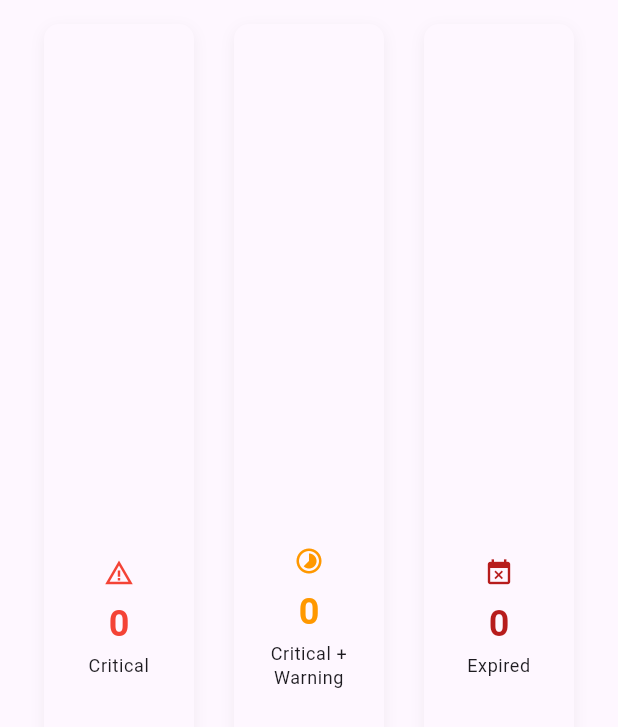
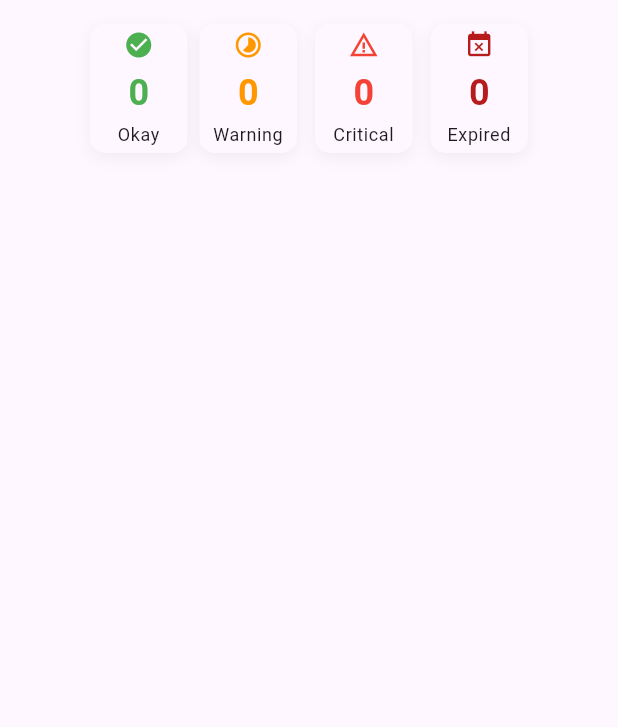
Before and after one commit to reuben-dutton/chocolate-counter, a Flutter app: the ExpirationSummaryMetrics widget shown alone on an empty page, opened directly with empty values, on a phone screen of 412 x 824 dp. Shown: the top 727 px of the screen. Run offline on Flutter 3.47's test engine with Material 3 defaults, Android fonts, the phone set to English and light mode, and no system bars; our stand-ins replace equatable, fl_chart, flutter_bloc, flutter_cache_manager, flutter_image_compress, font_awesome_flutter and 4 more; missing offline and left inert: compute; accounts and stored records are empty.

Commit message:
Expiration analytics update 4

```diff
--- a/lib/features/analytics/bloc/expiration_analytics_bloc.dart
+++ b/lib/features/analytics/bloc/expiration_analytics_bloc.dart
@@ -120,11 +120,13 @@ class ExpirationAnalyticsBloc extends Bloc<ExpirationAnalyticsEvent, ExpirationA
           thisMonthCount: 0,
           nextMonthCount: 0,
           beyondCount: 0,
+          expiredCount: 0,
           thisWeekItems: const [],
           nextWeekItems: const [],
           thisMonthItems: const [],
           nextMonthItems: const [],
           beyondItems: const [],
+          expiredItems: const [],
         );
 
         emit(ExpirationAnalyticsLoaded(
--- a/lib/features/analytics/models/expiration_analytics_data.dart
+++ b/lib/features/analytics/models/expiration_analytics_data.dart
@@ -5,12 +5,14 @@ class ExpirationAnalyticsData {
   final int thisMonthCount;
   final int nextMonthCount;
   final int beyondCount;
+  final int expiredCount;
 
   final List<Map<String, dynamic>> thisWeekItems;
   final List<Map<String, dynamic>> nextWeekItems;
   final List<Map<String, dynamic>> thisMonthItems;
   final List<Map<String, dynamic>> nextMonthItems;
   final List<Map<String, dynamic>> beyondItems;
+  final List<Map<String, dynamic>> expiredItems;
 
   ExpirationAnalyticsData({
     required this.thisWeekCount,
@@ -18,20 +20,23 @@ class ExpirationAnalyticsData {
     required this.thisMonthCount,
     required this.nextMonthCount,
     required this.beyondCount,
+    required this.expiredCount,
     required this.thisWeekItems,
     required this.nextWeekItems,
     required this.thisMonthItems,
     required this.nextMonthItems,
     required this.beyondItems,
+    required this.expiredItems,
   });
 
-  int get totalItemsCount => thisWeekCount + nextWeekCount + thisMonthCount + nextMonthCount + beyondCount;
+  int get totalItemsCount => expiredCount + thisWeekCount + nextWeekCount + thisMonthCount + nextMonthCount + beyondCount;
 
   int get criticalCount => thisWeekCount;
   int get warningCount => nextWeekCount;
 
   List<Map<String, dynamic>> get allItems {
     return [
+      ...expiredItems,
       ...thisWeekItems,
       ...nextWeekItems,
       ...thisMonthItems,
@@ -43,6 +48,13 @@ class ExpirationAnalyticsData {
   /// Get items with status tag for display purposes
   List<Map<String, dynamic>> getItemsWithStatus() {
     final result = <Map<String, dynamic>>[];
+
+    // Process expired items
+    for (final item in expiredItems) {
+      final newItem = Map<String, dynamic>.from(item);
+      newItem['status'] = 'expired';
+      result.add(newItem);
+    }
 
     // Process this week's items as critical
     for (final item in thisWeekItems) {
@@ -93,6 +105,11 @@ class ExpirationAnalyticsData {
   List<Map<String, dynamic>> getTimelineData() {
     return [
       {
+        'category': 'Expired',
+        'count': expiredCount,
+        'color': '#9f1239',  // deep red
+      },
+      {
         'category': 'This Week',
         'count': thisWeekCount,
         'color': '#ef4444',  // red
--- a/lib/features/analytics/widgets/expiration/expiration_summary_metrics.dart
+++ b/lib/features/analytics/widgets/expiration/expiration_summary_metrics.dart
@@ -14,36 +14,38 @@ class ExpirationSummaryMetrics extends StatelessWidget {
   Widget build(BuildContext context) {
     final theme = Theme.of(context);
 
-    // Calculate expired items (items with negative days until expiration)
-    final criticalItems = data.thisWeekItems.length;
-    final criticalAndWarningItems = data.thisWeekItems.length + data.nextWeekItems.length;
-    final expiredItems = data.thisWeekItems.where((item) {
-      final expirationDate = DateTime.fromMillisecondsSinceEpoch(item['expirationDate'] as int);
-      return expirationDate.isBefore(DateTime.now());
-    }).length;
-
     return Padding(
       padding: EdgeInsets.all(ConfigService.defaultPadding),
       child: Row(
-        mainAxisAlignment: MainAxisAlignment.spaceAround,
+        mainAxisAlignment: MainAxisAlignment.center,
         children: [
           _buildMetricBox(
             context,
-            criticalItems,
+            data.beyondCount + data.nextMonthCount + data.thisMonthCount,
+            'Okay',
+            Colors.green,
+            Icons.check_circle,
+          ),
+          SizedBox(width: ConfigService.smallPadding),
+          _buildMetricBox(
+            context,
+            data.nextWeekCount,
+            'Warning',
+            Colors.orange,
+            Icons.timelapse,
+          ),
+          SizedBox(width: ConfigService.mediumPadding),
+          _buildMetricBox(
+            context,
+            data.thisWeekCount,
             'Critical',
             Colors.red,
             Icons.warning_amber,
           ),
+          SizedBox(width: ConfigService.mediumPadding),
           _buildMetricBox(
             context,
-            criticalAndWarningItems,
-            'Critical + Warning',
-            Colors.orange,
-            Icons.timelapse,
-          ),
-          _buildMetricBox(
-            context,
-            expiredItems,
+            data.expiredCount,
             'Expired',
             Colors.red.shade900,
             Icons.event_busy,
@@ -63,8 +65,8 @@ class ExpirationSummaryMetrics extends StatelessWidget {
     final theme = Theme.of(context);
 
     return Container(
-      width: 100,
-      padding: EdgeInsets.all(ConfigService.mediumPadding),
+      width: 65,
+      padding: EdgeInsets.all(ConfigService.tinyPadding),
       decoration: BoxDecoration(
         color: theme.colorScheme.surface,
         borderRadius: BorderRadius.circular(ConfigService.borderRadiusMedium),
@@ -77,26 +79,37 @@ class ExpirationSummaryMetrics extends StatelessWidget {
         ],
       ),
       child: Column(
+        mainAxisSize: MainAxisSize.min,
         mainAxisAlignment: MainAxisAlignment.center,
+        crossAxisAlignment: CrossAxisAlignment.center,
         children: [
           Icon(
             icon,
             size: ConfigService.defaultIconSize,
             color: color,
           ),
-          SizedBox(height: ConfigService.smallPadding),
-          Text(
-            value.toString(),
-            style: theme.textTheme.headlineSmall?.copyWith(
-              fontWeight: FontWeight.bold,
-              color: color,
+          const SizedBox(height: 6),
+          Container(
+            alignment: Alignment.center,
+            width: double.infinity,
+            child: FittedBox(
+              fit: BoxFit.scaleDown,
+              child: Text(
+                value.toString(),
+                style: theme.textTheme.headlineSmall?.copyWith(
+                  fontWeight: FontWeight.bold,
+                  color: color,
+                ),
+              ),
             ),
           ),
-          SizedBox(height: ConfigService.tinyPadding),
+          const SizedBox(height: 4),
           Text(
             label,
             style: theme.textTheme.bodySmall,
             textAlign: TextAlign.center,
+            maxLines: 2,
+            overflow: TextOverflow.ellipsis,
           ),
         ],
       ),
```
Also changed, not shown: lib/features/analytics/services/analytics_service.dart (+55 -17 lines), lib/features/analytics/widgets/expiration/expiration_detail_list.dart (+8 -9 lines).
